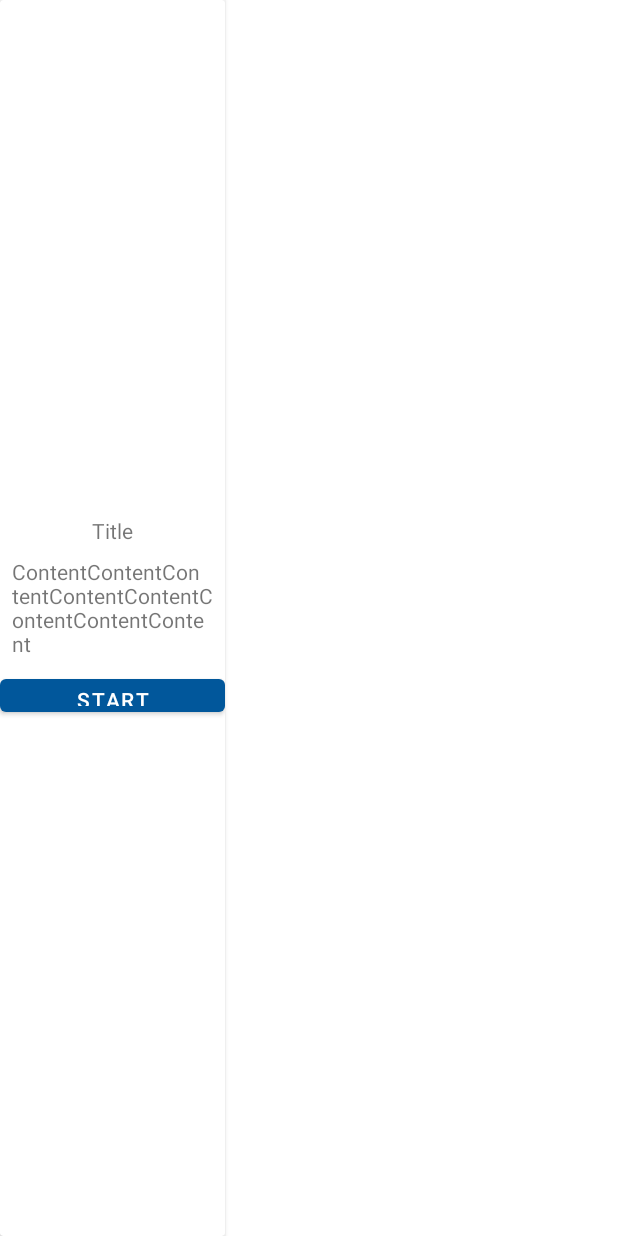
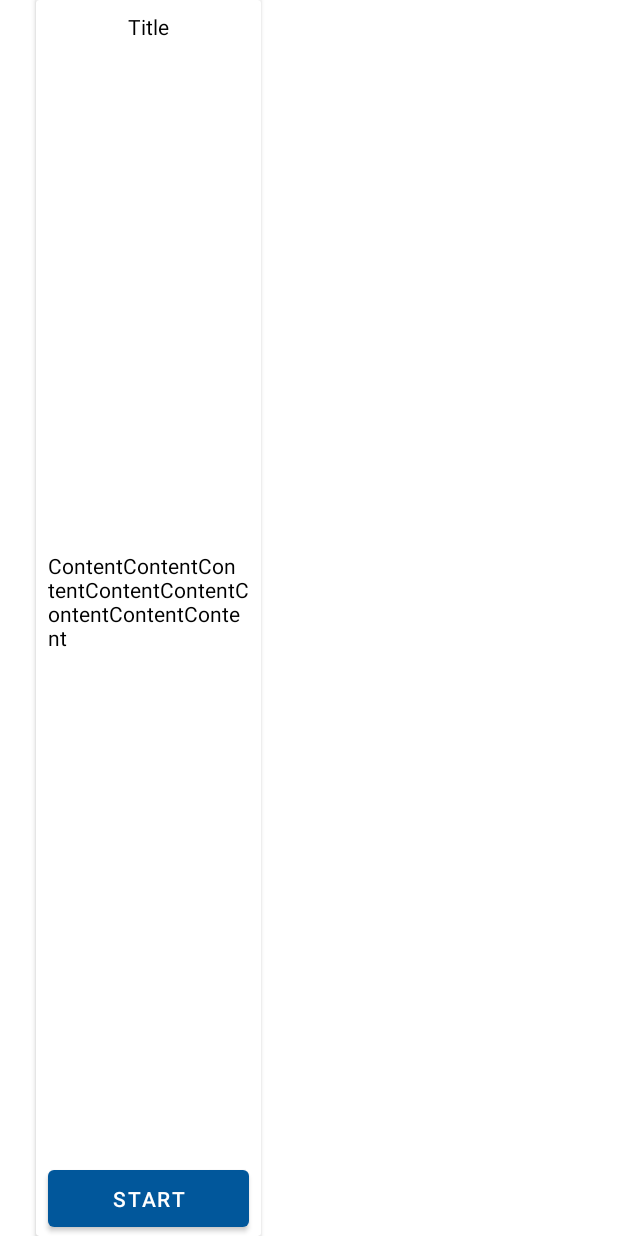
Before and after one commit to AvoMelkonian/SkillTest, an Android app: the layout rv_data.xml on its own in the app's theme, with its tools: preview values and no code run, on a phone screen of 412 x 824 dp. Run offline under Robolectric (Android 15) with nearby library versions, the light colour scheme and no system bars.

Commit message:
work on rv

```diff
--- a/app/build.gradle
+++ b/app/build.gradle
@@ -36,9 +36,9 @@ dependencies {
     implementation 'androidx.appcompat:appcompat:1.5.1'
     implementation 'com.google.android.material:material:1.7.0'
     implementation 'androidx.constraintlayout:constraintlayout:2.1.4'
-    implementation 'androidx.navigation:navigation-runtime:2.4.1'
-    implementation 'androidx.navigation:navigation-ui:2.4.1'
-    implementation 'androidx.navigation:navigation-fragment:2.4.1'
+    implementation 'androidx.navigation:navigation-runtime:2.5.3'
+    implementation 'androidx.navigation:navigation-ui:2.5.3'
+    implementation 'androidx.navigation:navigation-fragment:2.5.3'
     testImplementation 'junit:junit:4.13.2'
     androidTestImplementation 'androidx.test.ext:junit:1.1.4'
     androidTestImplementation 'androidx.test.espresso:espresso-core:3.5.0'
--- a/app/src/main/res/layout/rv_data.xml
+++ b/app/src/main/res/layout/rv_data.xml
@@ -3,7 +3,10 @@
     xmlns:app="http://schemas.android.com/apk/res-auto"
     xmlns:tools="http://schemas.android.com/tools"
     android:layout_width="150dp"
-    android:layout_height="match_parent">
+    android:layout_height="match_parent"
+    android:layout_marginStart="24dp"
+    android:backgroundTint="@color/white"
+    >
 
     <androidx.constraintlayout.widget.ConstraintLayout
         android:layout_width="match_parent"
@@ -13,20 +16,23 @@
             android:id="@+id/quiz_title"
             android:layout_width="wrap_content"
             android:layout_height="wrap_content"
+            android:layout_marginTop="8dp"
             android:text="Title"
+            android:textColor="@color/black"
             app:layout_constraintBottom_toTopOf="@+id/quiz_desc"
             app:layout_constraintEnd_toEndOf="parent"
             app:layout_constraintHorizontal_bias="0.5"
             app:layout_constraintStart_toStartOf="parent"
             app:layout_constraintTop_toTopOf="parent"
-            app:layout_constraintVertical_chainStyle="packed" />
+            app:layout_constraintVertical_chainStyle="spread_inside" />
 
         <TextView
             android:id="@+id/quiz_desc"
             android:layout_width="wrap_content"
-            android:layout_height="wrap_content"
+            android:layout_height="83dp"
             android:padding="8dp"
             android:text="ContentContentContentContentContentContentContentContent"
+            android:textColor="@color/black"
             app:layout_constraintBottom_toTopOf="@+id/quiz_btn"
             app:layout_constraintEnd_toEndOf="parent"
             app:layout_constraintHorizontal_bias="0.5"
@@ -36,12 +42,21 @@
         <Button
             android:id="@+id/quiz_btn"
             android:layout_width="0dp"
-            android:layout_height="34dp"
+            android:layout_height="50dp"
+            android:layout_marginStart="8dp"
+            android:layout_marginEnd="8dp"
             android:text="Start"
             app:layout_constraintBottom_toBottomOf="parent"
             app:layout_constraintEnd_toEndOf="parent"
             app:layout_constraintStart_toStartOf="parent"
             app:layout_constraintTop_toBottomOf="@+id/quiz_desc" />
+
+        <androidx.constraintlayout.widget.Guideline
+            android:id="@+id/guideline4"
+            android:layout_width="wrap_content"
+            android:layout_height="wrap_content"
+            android:orientation="vertical"
+            app:layout_constraintGuide_begin="20dp" />
     </androidx.constraintlayout.widget.ConstraintLayout>
 
 </androidx.cardview.widget.CardView>
```
Also changed, not shown: app/src/main/AndroidManifest.xml (+7 -1 lines), app/src/main/java/com/example/skilltest/activity_main.java (+10 -1 lines), app/src/main/res/layout/activity_main.xml (+12 -2 lines).
